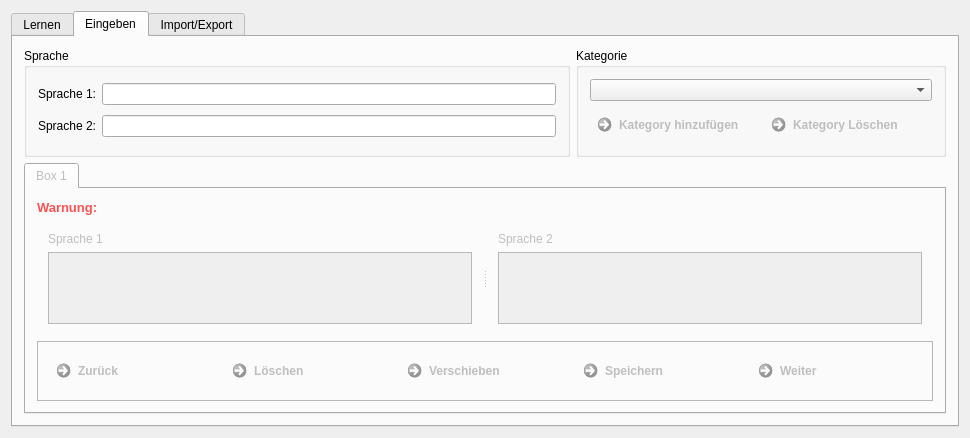
Before: the Qt Designer form cpp/src/mainwindow.ui in MichaelSp/Langunator, drawn with Qt 5.
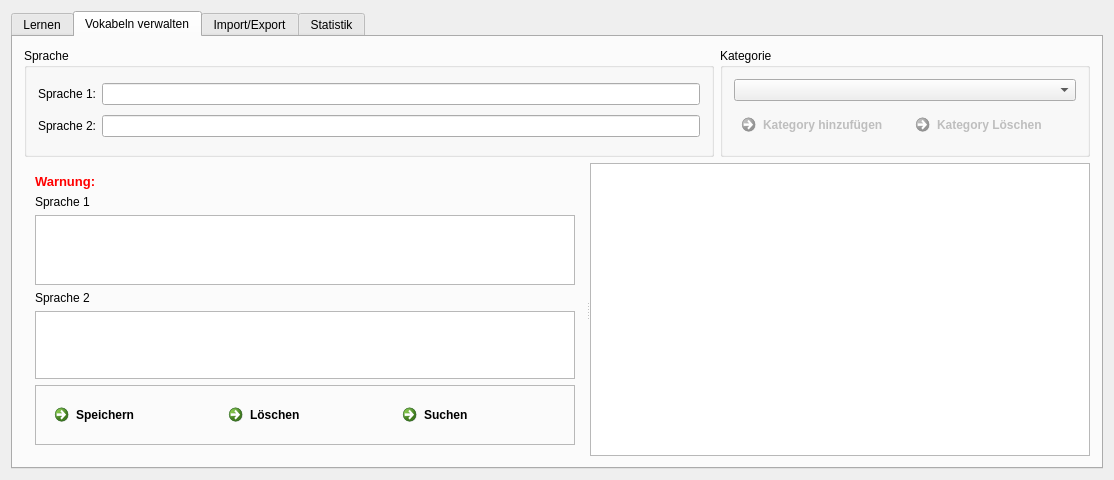
After: the same form once the commit is applied. The open tabs and pages were chosen to show the change. Icons and pictures are not drawn.

```diff
--- a/cpp/src/mainwindow.ui
+++ b/cpp/src/mainwindow.ui
@@ -6,8 +6,8 @@
    <rect>
     <x>0</x>
     <y>0</y>
-    <width>970</width>
-    <height>438</height>
+    <width>1055</width>
+    <height>457</height>
    </rect>
   </property>
   <property name="windowTitle">
@@ -69,6 +69,101 @@
             <string>Antwort</string>
            </property>
            <layout class="QGridLayout" name="gridLayout_3">
+            <item row="3" column="0">
+             <widget class="QFrame" name="frameTasten">
+              <property name="maximumSize">
+               <size>
+                <width>450</width>
+                <height>16777215</height>
+               </size>
+              </property>
+              <property name="frameShape">
+               <enum>QFrame::StyledPanel</enum>
+              </property>
+              <property name="frameShadow">
+               <enum>QFrame::Raised</enum>
+              </property>
+              <layout class="QGridLayout" name="gridLayout_8">
+               <item row="1" column="0">
+                <widget class="QCommandLinkButton" name="btnAnswerWrong">
+                 <property name="enabled">
+                  <bool>false</bool>
+                 </property>
+                 <property name="text">
+                  <string>Grob richtig</string>
+                 </property>
+                 <property name="icon">
+                  <iconset resource="../img.qrc">
+                   <normaloff>:/img/img/Taste links.png</normaloff>:/img/img/Taste links.png</iconset>
+                 </property>
+                 <property name="iconSize">
+                  <size>
+                   <width>40</width>
+                   <height>40</height>
+                  </size>
+                 </property>
+                </widget>
+               </item>
+               <item row="1" column="1">
+                <widget class="QCommandLinkButton" name="commandLinkButton_2">
+                 <property name="text">
+                  <string>Falsch</string>
+                 </property>
+                 <property name="icon">
+                  <iconset resource="../img.qrc">
+                   <normaloff>:/img/img/Taste unten.png</normaloff>:/img/img/Taste unten.png</iconset>
+                 </property>
+                 <property name="iconSize">
+                  <size>
+                   <width>40</width>
+                   <height>40</height>
+                  </size>
+                 </property>
+                </widget>
+               </item>
+               <item row="1" column="2">
+                <widget class="QCommandLinkButton" name="btnAnswerRight">
+                 <property name="enabled">
+                  <bool>false</bool>
+                 </property>
+                 <property name="text">
+                  <string>Richtig</string>
+                 </property>
+                 <property name="icon">
+                  <iconset resource="../img.qrc">
+                   <normaloff>:/img/img/Taste rechts.png</normaloff>:/img/img/Taste rechts.png</iconset>
+                 </property>
+                 <property name="iconSize">
+                  <size>
+                   <width>40</width>
+                   <height>40</height>
+                  </size>
+                 </property>
+                </widget>
+               </item>
+               <item row="0" column="1">
+                <widget class="QCommandLinkButton" name="commandLinkButton">
+                 <property name="text">
+                  <string>Fast richtig</string>
+                 </property>
+                 <property name="icon">
+                  <iconset resource="../img.qrc">
+                   <normaloff>:/img/img/Taste oben.png</normaloff>:/img/img/Taste oben.png</iconset>
+                 </property>
+                 <property name="iconSize">
+                  <size>
+                   <width>40</width>
+                   <height>40</height>
+                  </size>
+                 </property>
+                </widget>
+               </item>
+              </layout>
+             </widget>
+            </item>
+            <item row="1" column="0" colspan="3">
+             <widget class="QTextEdit" name="txtAnswer"/>
+            </item>
             <item row="0" column="0">
              <widget class="QCommandLinkButton" name="btnShowAnswer">
               <property name="enabled">
@@ -148,7 +243,7 @@
          <normaloff>:/img/img/edit-add.png</normaloff>:/img/img/edit-add.png</iconset>
        </attribute>
        <attribute name="title">
-        <string>Eingeben</string>
+        <string>Vokabeln verwalten</string>
        </attribute>
        <layout class="QGridLayout" name="gridLayout_7">
         <item row="0" column="0">
@@ -227,123 +322,13 @@
          </widget>
         </item>
         <item row="1" column="0" colspan="2">
-         <widget class="QTabWidget" name="tabEditBoxes">
-          <property name="enabled">
-           <bool>false</bool>
+         <widget class="QSplitter" name="splitter_2">
+          <property name="orientation">
+           <enum>Qt::Horizontal</enum>
           </property>
-          <property name="currentIndex">
-           <number>0</number>
-          </property>
-          <widget class="QWidget" name="tabBox1">
-           <attribute name="title">
-            <string>Box 1</string>
-           </attribute>
-           <layout class="QGridLayout" name="gridLayout_8">
-            <item row="2" column="0">
-             <widget class="QFrame" name="frame">
-              <property name="frameShape">
-               <enum>QFrame::StyledPanel</enum>
-              </property>
-              <property name="frameShadow">
-               <enum>QFrame::Raised</enum>
-              </property>
-              <layout class="QGridLayout" name="gridLayout_9">
-               <item row="0" column="2">
-                <widget class="QCommandLinkButton" name="btnMoveToBox">
-                 <property name="text">
-                  <string>Verschieben</string>
-                 </property>
-                </widget>
-               </item>
-               <item row="0" column="0">
-                <widget class="QCommandLinkButton" name="btnPrev">
-                 <property name="text">
-                  <string>Zurück</string>
-                 </property>
-                 <property name="icon">
-                  <iconset resource="../img.qrc">
-                   <normaloff>:/img/img/media-skip-backward.png</normaloff>:/img/img/media-skip-backward.png</iconset>
-                 </property>
-                </widget>
-               </item>
-               <item row="0" column="1">
-                <widget class="QCommandLinkButton" name="btnQuestionDelete">
-                 <property name="text">
-                  <string>Löschen</string>
-                 </property>
-                 <property name="icon">
-                  <iconset resource="../img.qrc">
-                   <normaloff>:/img/img/edit-delete.png</normaloff>:/img/img/edit-delete.png</iconset>
-                 </property>
-                </widget>
-               </item>
-               <item row="0" column="3">
-                <widget class="QCommandLinkButton" name="btnQuestionSave">
-                 <property name="text">
-                  <string>Speichern</string>
-                 </property>
-                 <property name="icon">
-                  <iconset resource="../img.qrc">
-                   <normaloff>:/img/img/dialog-ok.png</normaloff>:/img/img/dialog-ok.png</iconset>
-                 </property>
-                </widget>
-               </item>
-               <item row="0" column="4">
-                <widget class="QCommandLinkButton" name="btnNext">
-                 <property name="text">
-                  <string>Weiter</string>
-                 </property>
-                 <property name="icon">
-                  <iconset resource="../img.qrc">
-                   <normaloff>:/img/img/media-skip-forward.png</normaloff>:/img/img/media-skip-forward.png</iconset>
-                 </property>
-                </widget>
-               </item>
-              </layout>
-             </widget>
-            </item>
-            <item row="1" column="0">
-             <widget class="QSplitter" name="splitter_2">
-              <property name="orientation">
-               <enum>Qt::Horizontal</enum>
-              </property>
-              <widget class="QWidget" name="layoutWidget">
-               <layout class="QVBoxLayout" name="verticalLayout_2">
-                <item>
-                 <widget class="QLabel" name="lblLanguage1">
-                  <property name="text">
-                   <string>Sprache 1</string>
-                  </property>
-                  <property name="buddy">
-                   <cstring>txtLanguage1</cstring>
-                  </property>
-                 </widget>
-                </item>
-                <item>
-                 <widget class="QTextEdit" name="txtLanguage1"/>
-                </item>
-               </layout>
-              </widget>
-              <widget class="QWidget" name="layoutWidget">
-               <layout class="QVBoxLayout" name="verticalLayout">
-                <item>
-                 <widget class="QLabel" name="lblLanguage2">
-                  <property name="text">
-                   <string>Sprache 2</string>
-                  </property>
-                  <property name="buddy">
-                   <cstring>txtLanguage2</cstring>
-                  </property>
-                 </widget>
-                </item>
-                <item>
-                 <widget class="QTextEdit" name="txtLanguage2"/>
-                </item>
-               </layout>
-              </widget>
-             </widget>
-            </item>
-            <item row="0" column="0">
+          <widget class="QWidget" name="layoutWidget">
+           <layout class="QVBoxLayout" name="verticalLayout_3">
+            <item>
              <widget class="QLabel" name="lblWarning">
               <property name="palette">
                <palette>
@@ -502,8 +487,125 @@
               </property>
              </widget>
             </item>
+            <item>
+             <layout class="QVBoxLayout" name="verticalLayout_2">
+              <item>
+               <widget class="QLabel" name="lblLanguage1">
+                <property name="text">
+                 <string>Sprache 1</string>
+                </property>
+                <property name="buddy">
+                 <cstring>txtLanguage1</cstring>
+                </property>
+               </widget>
+              </item>
+              <item>
+               <widget class="QTextEdit" name="txtLanguage1"/>
+              </item>
+             </layout>
+            </item>
+            <item>
+             <layout class="QVBoxLayout" name="verticalLayout">
+              <item>
+               <widget class="QLabel" name="lblLanguage2">
+                <property name="text">
+                 <string>Sprache 2</string>
+                </property>
+                <property name="buddy">
+                 <cstring>txtLanguage2</cstring>
+                </property>
+               </widget>
+              </item>
+              <item>
+               <widget class="QTextEdit" name="txtLanguage2"/>
+              </item>
+              <item>
+               <widget class="QFrame" name="frame">
+                <property name="frameShape">
+                 <enum>QFrame::StyledPanel</enum>
+                </property>
+                <property name="frameShadow">
+                 <enum>QFrame::Raised</enum>
+                </property>
+                <layout class="QGridLayout" name="gridLayout_9">
+                 <item row="0" column="1">
+                  <widget class="QCommandLinkButton" name="btnQuestionDelete">
+                   <property name="text">
+                    <string>Löschen</string>
+                   </property>
+                   <property name="icon">
+                    <iconset resource="../img.qrc">
+                     <normaloff>:/img/img/actions_edit_clear_rtl_locationbar.png</normaloff>:/img/img/actions_edit_clear_rtl_locationbar.png</iconset>
+                   </property>
+                   <property name="iconSize">
+                    <size>
+                     <width>30</width>
+                     <height>30</height>
+                    </size>
+                   </property>
+                  </widget>
+                 </item>
+                 <item row="0" column="2">
+                  <widget class="QCommandLinkButton" name="btnMoveToBox">
+                   <property name="text">
+                    <string>Suchen</string>
+                   </property>
+                   <property name="icon">
+                    <iconset resource="../img.qrc">
+                     <normaloff>:/img/img/Fernglas.png</normaloff>:/img/img/Fernglas.png</iconset>
+                   </property>
+                   <property name="iconSize">
+                    <size>
+                     <width>30</width>
+                     <height>30</height>
+                    </size>
+                   </property>
+                  </widget>
+                 </item>
+                 <item row="0" column="0">
+                  <widget class="QCommandLinkButton" name="btnQuestionSave">
+                   <property name="text">
+                    <string>Speichern</string>
+                   </property>
+                   <property name="icon">
+                    <iconset resource="../img.qrc">
+                     <normaloff>:/img/img/Speichern.png</normaloff>:/img/img/Speichern.png</iconset>
+                   </property>
+                   <property name="iconSize">
+                    <size>
+                     <width>30</width>
+                     <height>30</height>
+                    </size>
+                   </property>
+                  </widget>
+                 </item>
+                </layout>
+               </widget>
+              </item>
+             </layout>
+            </item>
            </layout>
           </widget>
+          <widget class="QListWidget" name="listWidget">
+           <property name="sizePolicy">
+            <sizepolicy hsizetype="Preferred" vsizetype="MinimumExpanding">
+             <horstretch>20</horstretch>
+             <verstretch>0</verstretch>
+            </sizepolicy>
+           </property>
+           <property name="minimumSize">
+            <size>
+             <width>500</width>
+             <height>0</height>
+            </size>
+           </property>
+           <property name="baseSize">
+            <size>
+             <width>500</width>
+             <height>500</height>
+            </size>
+           </property>
+          </widget>
          </widget>
         </item>
        </layout>
@@ -517,6 +619,15 @@
         <string>Import/Export</string>
        </attribute>
       </widget>
+      <widget class="QWidget" name="tab_2">
+       <attribute name="icon">
+        <iconset resource="../img.qrc">
+         <normaloff>:/img/img/Statistik.png</normaloff>:/img/img/Statistik.png</iconset>
+       </attribute>
+       <attribute name="title">
+        <string>Statistik</string>
+       </attribute>
+      </widget>
      </widget>
     </item>
    </layout>
```
Left out of the diff: 125 changed lines with no effect on the pictures.
